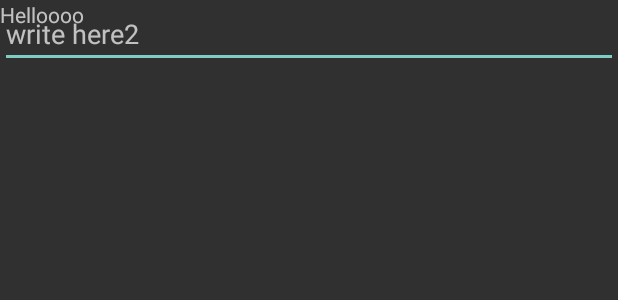
After one commit to toscalivia83/GameApp, an Android app: the layout example_fragment.xml on its own in the app's theme, with its tools: preview values and no code run, on a phone screen of 412 x 824 dp. The commit adds this screen. Shown: the top 300 px of the screen. Run offline under Robolectric (Android 15) with nearby library versions, the phone set to English and light mode, and no system bars.

Commit message:
use fragments and go from one to another on click on switch button

```diff
--- a/app/build.gradle
+++ b/app/build.gradle
@@ -26,8 +26,12 @@ android {
 dependencies {
     implementation fileTree(dir: 'libs', include: ['*.jar'])
     implementation 'androidx.appcompat:appcompat:1.0.2'
+    implementation 'androidx.legacy:legacy-support-v4:1.0.0'
+    implementation 'androidx.lifecycle:lifecycle-extensions:2.2.0'
     testImplementation 'junit:junit:4.12'
     androidTestImplementation 'androidx.test.ext:junit:1.1.0'
     androidTestImplementation 'androidx.test.espresso:espresso-core:3.1.1'
     implementation 'androidx.constraintlayout:constraintlayout:2.0.0-beta4'
+    implementation "android.arch.lifecycle:extensions:1.1.0"
+    implementation "android.arch.lifecycle:viewmodel:1.1.0"
 }
--- a/app/src/main/res/layout/activity_start_game.xml
+++ b/app/src/main/res/layout/activity_start_game.xml
@@ -18,4 +18,5 @@
         app:layout_constraintBottom_toBottomOf="parent"
         app:layout_constraintEnd_toEndOf="parent"
         app:layout_constraintStart_toStartOf="parent" />
+
 </androidx.constraintlayout.widget.ConstraintLayout>
--- /dev/null
+++ b/app/src/main/res/layout/example_fragment.xml
@@ -0,0 +1,21 @@
+<?xml version="1.0" encoding="utf-8"?>
+<FrameLayout xmlns:android="http://schemas.android.com/apk/res/android"
+    xmlns:tools="http://schemas.android.com/tools"
+    android:layout_width="match_parent"
+    android:layout_height="match_parent"
+    tools:context=".ExampleFragment"
+    android:id="@+id/example_fragment">
+
+    <TextView
+        android:layout_width="match_parent"
+        android:layout_height="match_parent"
+        android:text="Helloooo"/>
+
+    <EditText
+        android:id="@+id/example"
+        android:layout_width="fill_parent"
+        android:layout_height="wrap_content"
+        android:hint="write here2"
+        android:inputType="textEmailAddress" />
+
+</FrameLayout>
```
Also changed, not shown: app/src/main/java/com/example/myapplicationfromtutorial/ExampleFragment.java (added, +36 -0 lines), app/src/main/java/com/example/myapplicationfromtutorial/ExampleViewModel.java (added, +7 -0 lines), app/src/main/java/com/example/myapplicationfromtutorial/OtherThingFragment.java (added, +36 -0 lines), app/src/main/java/com/example/myapplicationfromtutorial/OtherThingViewModel.java (added, +7 -0 lines), app/src/main/java/com/example/myapplicationfromtutorial/activity/BoardActivity.java (+37 -48 lines), app/src/main/res/layout/activity_main.xml (+43 -24 lines), app/src/main/res/layout/other_thing_fragment.xml (added, +21 -0 lines).
